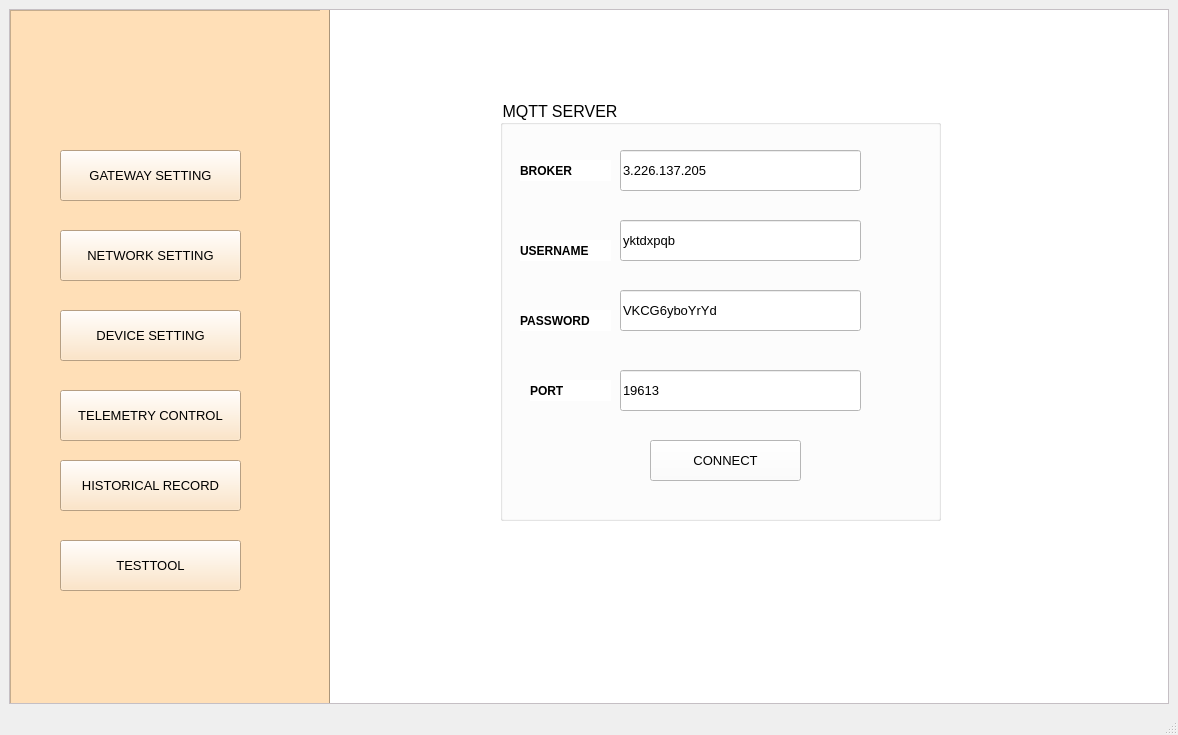
First picture: the form in Thesis/configUI/UI/testtool.ui, repository tnt310/ptn209b3, before the edit.
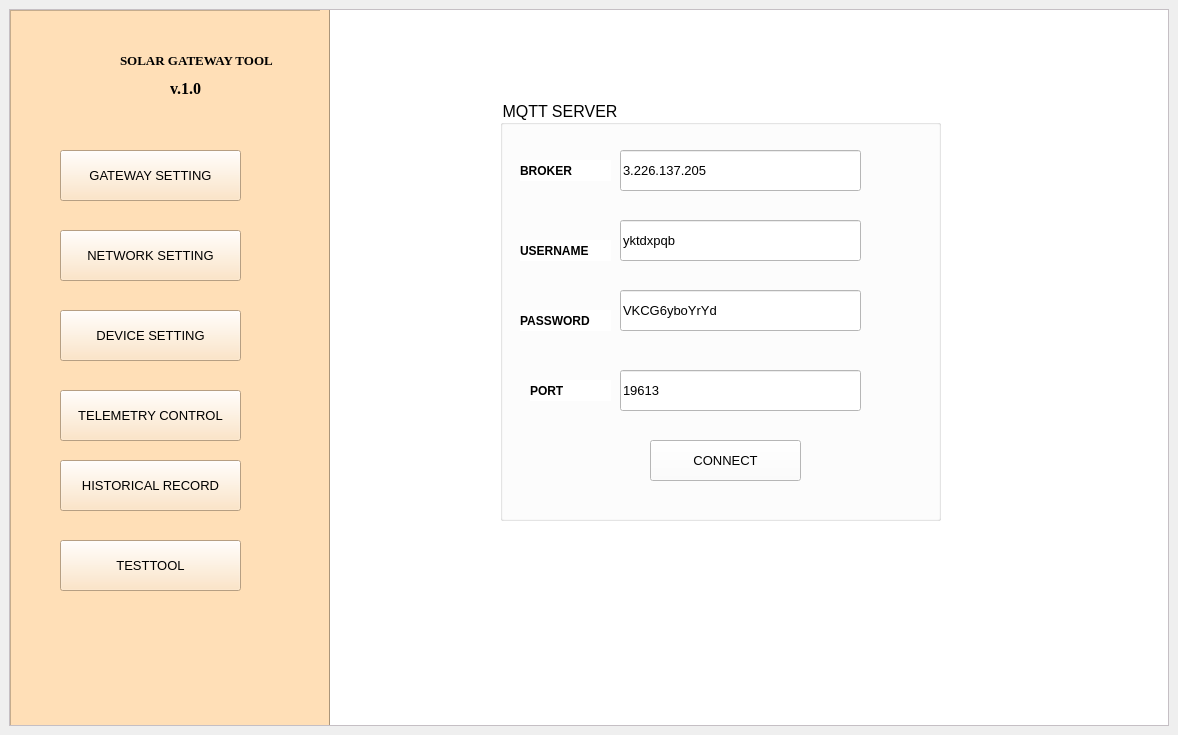
Second picture: the form after the edit. Icons and pictures are not drawn.

Diff of the .ui file:
```diff
--- a/Thesis/configUI/UI/testtool.ui
+++ b/Thesis/configUI/UI/testtool.ui
@@ -30,7 +30,7 @@
          <x>0</x>
          <y>0</y>
          <width>1154</width>
-         <height>660</height>
+         <height>711</height>
         </rect>
        </property>
        <widget class="QFrame" name="list">
@@ -179,6 +179,69 @@
           <string>TELEMETRY CONTROL</string>
          </property>
         </widget>
+        <widget class="QLabel" name="label">
+         <property name="geometry">
+          <rect>
+           <x>10</x>
+           <y>10</y>
+           <width>101</width>
+           <height>91</height>
+          </rect>
+         </property>
+         <property name="text">
+          <string/>
+         </property>
+         <property name="pixmap">
+          <pixmap>C:/Users/ACER/Desktop/manual/Thesis/image/Solar-DNR-ICONS.png</pixmap>
+         </property>
+         <property name="scaledContents">
+          <bool>true</bool>
+         </property>
+        </widget>
+        <widget class="QLabel" name="label_3">
+         <property name="geometry">
+          <rect>
+           <x>160</x>
+           <y>70</y>
+           <width>41</width>
+           <height>16</height>
+          </rect>
+         </property>
+         <property name="font">
+          <font>
+           <family>Times New Roman</family>
+           <pointsize>12</pointsize>
+           <weight>75</weight>
+           <bold>true</bold>
+          </font>
+         </property>
+         <property name="text">
+          <string>v.1.0</string>
+         </property>
+        </widget>
+        <widget class="QLabel" name="label_2">
+         <property name="geometry">
+          <rect>
+           <x>110</x>
+           <y>40</y>
+           <width>191</width>
+           <height>21</height>
+          </rect>
+         </property>
+         <property name="font">
+          <font>
+           <family>Times New Roman</family>
+           <pointsize>10</pointsize>
+           <weight>75</weight>
+           <italic>false</italic>
+           <bold>true</bold>
+           <strikeout>false</strikeout>
+          </font>
+         </property>
+         <property name="text">
+          <string>SOLAR GATEWAY TOOL</string>
+         </property>
+        </widget>
         <zorder>gatewaysetting</zorder>
         <zorder>devicesetting</zorder>
         <zorder>historical</zorder>
@@ -394,17 +457,6 @@
     </item>
    </layout>
   </widget>
-  <widget class="QStatusBar" name="statusbar"/>
-  <widget class="QMenuBar" name="menubar">
-   <property name="geometry">
-    <rect>
-     <x>0</x>
-     <y>0</y>
-     <width>1178</width>
-     <height>26</height>
-    </rect>
-   </property>
-  </widget>
  </widget>
  <resources/>
  <connections/>
```
Left out of the diff: 3 changed lines with no effect on the pictures.
